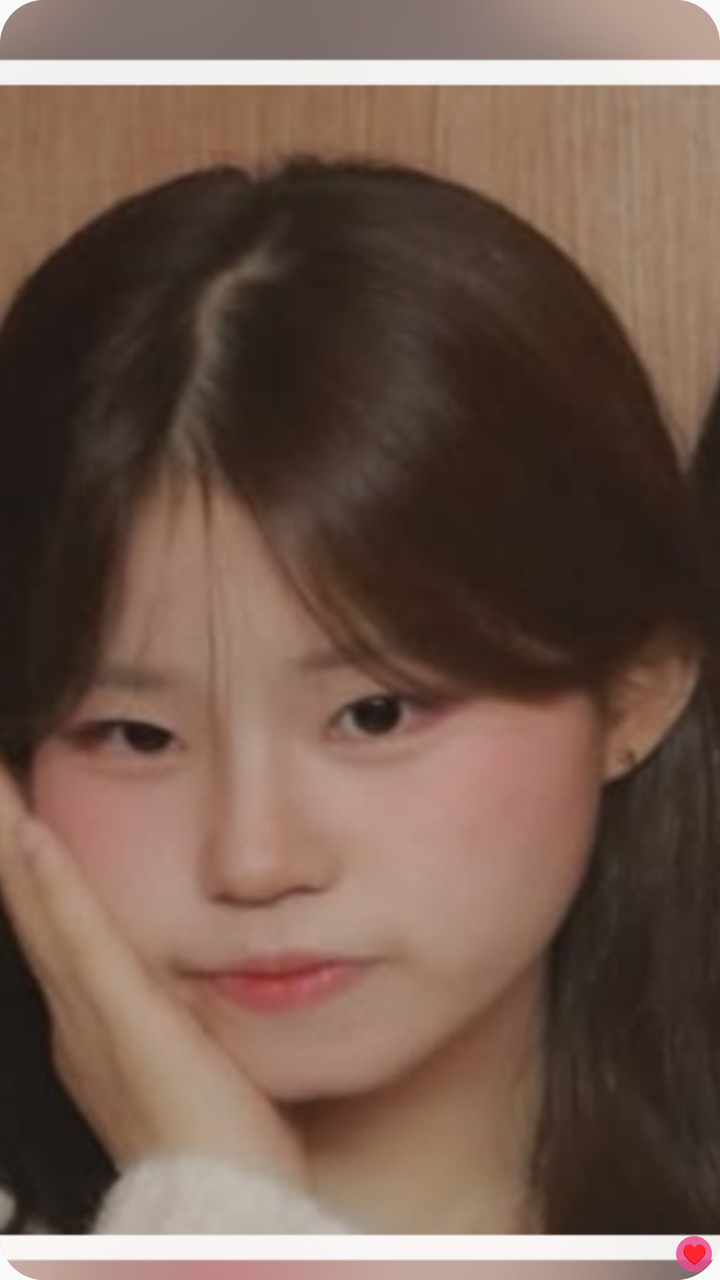
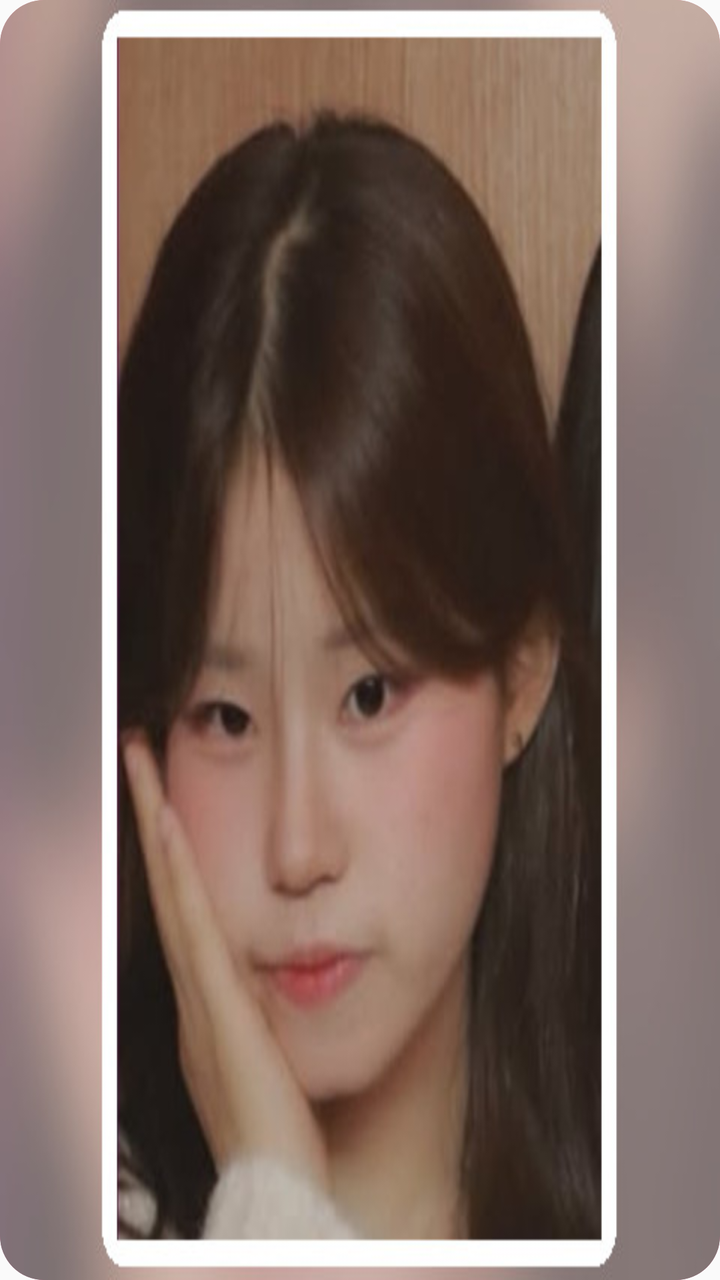

The first picture is an Android layout as it rendered before a commit; the second is the same layout after the commit. The layout source and the unified diff follow.
<!-- AndroidManifest.xml: application theme android:Theme.Material.Light.NoActionBar -->
<!-- res/layout/love_widget.xml -->
<?xml version="1.0" encoding="utf-8"?>
<FrameLayout xmlns:android="http://schemas.android.com/apk/res/android"
    android:id="@+id/love_widget_root"
    android:layout_width="match_parent"
    android:layout_height="match_parent"
    android:background="@drawable/love_widget_background"
    android:clipToOutline="true"
    android:contentDescription="음성위젯 재생"
    android:clickable="true">

    <ImageView
        android:id="@+id/widget_photo"
        android:layout_width="match_parent"
        android:layout_height="match_parent"
        android:scaleType="centerCrop"
        android:src="@drawable/widget_photo"
        android:contentDescription="나예 사진 위젯" />

    <TextView
        android:layout_width="18dp"
        android:layout_height="18dp"
        android:layout_gravity="bottom|end"
        android:layout_margin="4dp"
        android:background="@drawable/widget_badge"
        android:gravity="center"
        android:text="♥"
        android:textColor="#FFFFFFFF"
        android:textSize="10sp" />
</FrameLayout>
<!-- resources referenced by this layout -->
<resources>
  <!-- drawable love_widget_background (drawable) -->
  <?xml version="1.0" encoding="utf-8"?>
  <shape xmlns:android="http://schemas.android.com/apk/res/android" android:shape="rectangle">
      <gradient android:angle="315" android:startColor="#FFFA83B1" android:endColor="#FFE83E85" />
      <corners android:radius="22dp" />
  </shape>
  <!-- drawable widget_badge (drawable) -->
  <?xml version="1.0" encoding="utf-8"?>
  <shape xmlns:android="http://schemas.android.com/apk/res/android" android:shape="oval">
      <solid android:color="#D9EC4B8D" />
      <size android:width="18dp" android:height="18dp" />
  </shape>
  <!-- drawable widget_photo: jpg bitmap (drawable-nodpi, 44511 bytes) -->
</resources>

<!-- the commit's change to res/layout/love_widget.xml (unified diff, before → after) -->
@@ -5,25 +5,13 @@
     android:layout_height="match_parent"
     android:background="@drawable/love_widget_background"
     android:clipToOutline="true"
-    android:contentDescription="음성위젯 재생"
-    android:clickable="true">
-
+    android:clickable="true"
+    android:contentDescription="음성위젯 음성 재생">
     <ImageView
         android:id="@+id/widget_photo"
         android:layout_width="match_parent"
         android:layout_height="match_parent"
-        android:scaleType="centerCrop"
-        android:src="@drawable/widget_photo"
-        android:contentDescription="나예 사진 위젯" />
-
-    <TextView
-        android:layout_width="18dp"
-        android:layout_height="18dp"
-        android:layout_gravity="bottom|end"
-        android:layout_margin="4dp"
-        android:background="@drawable/widget_badge"
-        android:gravity="center"
-        android:text="♥"
-        android:textColor="#FFFFFFFF"
-        android:textSize="10sp" />
+        android:scaleType="fitXY"
+        android:contentDescription="설정한 음성위젯 사진"
+        android:src="@drawable/widget_photo" />
 </FrameLayout>
<!-- resource entries referenced after the edit -->
@@ -6,12 +6,6 @@
       <gradient android:angle="315" android:startColor="#FFFA83B1" android:endColor="#FFE83E85" />
       <corners android:radius="22dp" />
   </shape>
-  <!-- drawable widget_badge (drawable) -->
-  <?xml version="1.0" encoding="utf-8"?>
-  <shape xmlns:android="http://schemas.android.com/apk/res/android" android:shape="oval">
-      <solid android:color="#D9EC4B8D" />
-      <size android:width="18dp" android:height="18dp" />
-  </shape>
-  <!-- drawable widget_photo: jpg bitmap (drawable-nodpi, 44511 bytes) -->
+  <!-- drawable widget_photo: jpg bitmap (drawable-nodpi, 30974 bytes) -->
 </resources>
 
